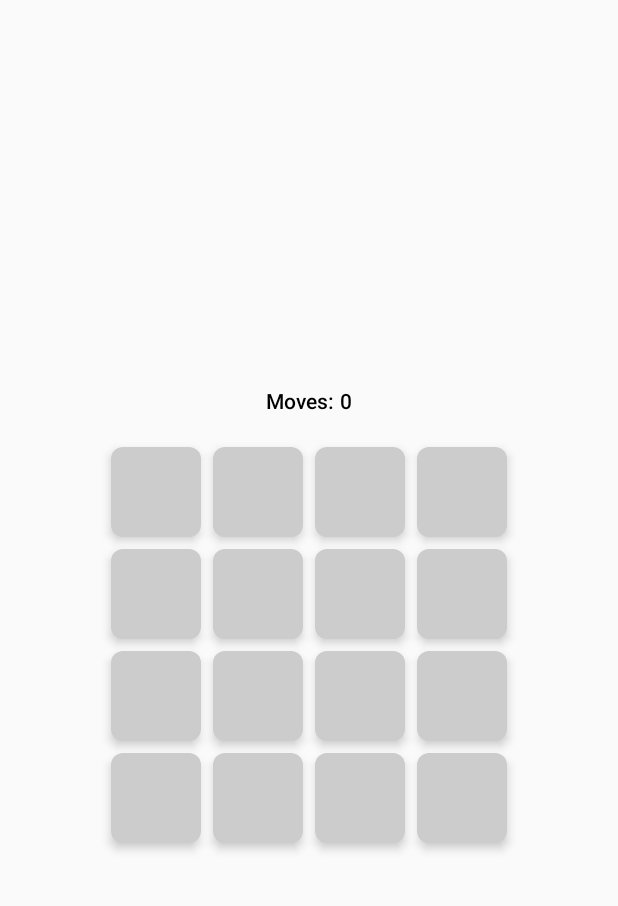
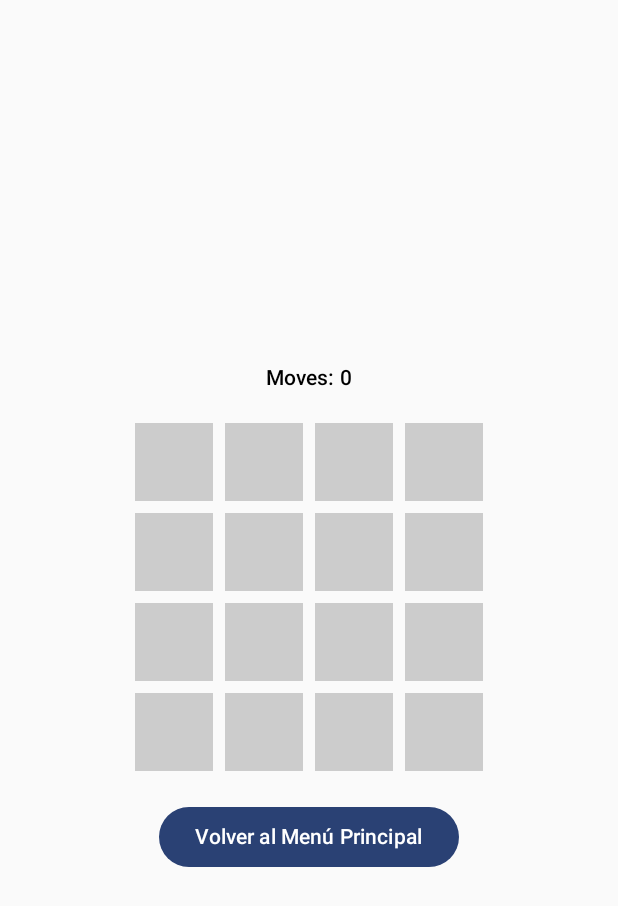
Before and after one commit to mundodigitalpro/Jetpack-Compose-Games, an Android app built with Jetpack Compose: the screen it shows after launch (MainActivity), after a tap on "Memory Game", on a phone screen of 412 x 824 dp. Shown: the top 906 px of the screen. Run offline under Robolectric (Android 15) with nearby library versions, the phone set to English and light mode, and no system bars.

Commit message:
Game Menu and back to the main menu

```diff
--- a/app/src/main/java/com/example/jetpack_compose_games/GameMenu.kt
+++ b/app/src/main/java/com/example/jetpack_compose_games/GameMenu.kt
@@ -1,3 +1,4 @@
+/*
 package com.example.jetpack_compose_games
 
 import androidx.compose.foundation.layout.Arrangement
@@ -31,4 +32,163 @@ fun GameMenu(onGameSelected: (Game) -> Unit) {
             Text("Guess The Number Game")
         }
     }
+}*/
+/*
+
+package com.example.jetpack_compose_games
+
+import androidx.compose.foundation.Image
+import androidx.compose.foundation.clickable
+import androidx.compose.foundation.layout.*
+import androidx.compose.foundation.shape.RoundedCornerShape
+import androidx.compose.material3.Card
+import androidx.compose.material3.CardDefaults
+import androidx.compose.material3.MaterialTheme
+import androidx.compose.material3.Text
+import androidx.compose.runtime.Composable
+import androidx.compose.ui.Alignment
+import androidx.compose.ui.Modifier
+import androidx.compose.ui.draw.clip
+import androidx.compose.ui.layout.ContentScale
+import androidx.compose.ui.res.painterResource
+import androidx.compose.ui.unit.dp
+import androidx.compose.ui.unit.sp
+
+@Composable
+fun GameMenu(onGameSelected: (Game) -> Unit) {
+    Column(
+        modifier = Modifier
+            .fillMaxSize()
+            .padding(16.dp),
+        verticalArrangement = Arrangement.Center,
+        horizontalAlignment = Alignment.CenterHorizontally
+    ) {
+        Text("Choose a Game", style = MaterialTheme.typography.labelLarge, color = MaterialTheme.colorScheme.primary)
+        Spacer(modifier = Modifier.height(32.dp))
+        GameOptionCard(
+            title = "Memory Game",
+            imageRes = R.drawable.memory_game_image,  // Asegúrate de agregar la imagen en res/drawable
+            onClick = { onGameSelected(Game.MEMORY) }
+        )
+        Spacer(modifier = Modifier.height(16.dp))
+        GameOptionCard(
+            title = "Tic Tac Toe",
+            imageRes = R.drawable.tic_tac_toe_image,  // Asegúrate de agregar la imagen en res/drawable
+            onClick = { onGameSelected(Game.TIC_TAC_TOE) }
+        )
+        Spacer(modifier = Modifier.height(16.dp))
+        GameOptionCard(
+            title = "Guess The Number",
+            imageRes = R.drawable.guess_the_number_image,  // Asegúrate de agregar la imagen en res/drawable
+            onClick = { onGameSelected(Game.GUESS_THE_NUMBER) }
+        )
+    }
 }
+
+@Composable
+fun GameOptionCard(title: String, imageRes: Int, onClick: () -> Unit) {
+    Card(
+        shape = RoundedCornerShape(8.dp),
+        elevation = CardDefaults.cardElevation(defaultElevation = 8.dp),  // Usar CardDefaults.cardElevation
+        modifier = Modifier
+            .fillMaxWidth()
+            .clickable(onClick = onClick)
+    ) {
+        Column(
+            modifier = Modifier.padding(16.dp)
+        ) {
+            Image(
+                painter = painterResource(id = imageRes),
+                contentDescription = title,
+                contentScale = ContentScale.Crop,
+                modifier = Modifier
+                    .height(150.dp)
+                    .fillMaxWidth()
+                    .clip(RoundedCornerShape(8.dp))
+            )
+            Spacer(modifier = Modifier.height(8.dp))
+            Text(title, style = MaterialTheme.typography.headlineMedium, fontSize = 20.sp)
+        }
+    }
+}
+
+*/
+
+
+package com.example.jetpack_compose_games
+
+import androidx.compose.foundation.Image
+import androidx.compose.foundation.clickable
+import androidx.compose.foundation.layout.*
+import androidx.compose.foundation.shape.RoundedCornerShape
+import androidx.compose.material3.Card
+import androidx.compose.material3.CardDefaults
+import androidx.compose.material3.MaterialTheme
+import androidx.compose.material3.Text
+import androidx.compose.runtime.Composable
+import androidx.compose.ui.Alignment
+import androidx.compose.ui.Modifier
+import androidx.compose.ui.draw.clip
+import androidx.compose.ui.layout.ContentScale
+import androidx.compose.ui.res.painterResource
+import androidx.compose.ui.unit.dp
+import androidx.compose.ui.unit.sp
+
+@Composable
+fun GameMenu(onGameSelected: (Game) -> Unit) {
+    Column(
+        modifier = Modifier
+            .fillMaxSize()
+            .padding(16.dp),
+        verticalArrangement = Arrangement.Center,
+        horizontalAlignment = Alignment.CenterHorizontally
+    ) {
+        Text("Choose a Game", style = MaterialTheme.typography.headlineLarge, color = MaterialTheme.colorScheme.primary)
+        Spacer(modifier = Modifier.height(32.dp))
+        GameOptionCard(
+            title = "Memory Game",
+            imageRes = R.drawable.memory_game_image,
+            onClick = { onGameSelected(Game.MEMORY) }
+        )
+        Spacer(modifier = Modifier.height(16.dp))
+        GameOptionCard(
+            title = "Tic Tac Toe",
+            imageRes = R.drawable.tic_tac_toe_image,
+            onClick = { onGameSelected(Game.TIC_TAC_TOE) }
+        )
+        Spacer(modifier = Modifier.height(16.dp))
+        GameOptionCard(
+            title = "Guess The Number",
+            imageRes = R.drawable.guess_the_number_image,
+            onClick = { onGameSelected(Game.GUESS_THE_NUMBER) }
+        )
+    }
+}
+
+@Composable
+fun GameOptionCard(title: String, imageRes: Int, onClick: () -> Unit) {
+    Card(
+        shape = RoundedCornerShape(8.dp),
+        elevation = CardDefaults.cardElevation(defaultElevation = 8.dp),
+        modifier = Modifier
+            .fillMaxWidth()
+            .height(120.dp)  // Ajustar la altura de la tarjeta
+            .clickable(onClick = onClick)
+    ) {
+        Row(
+            modifier = Modifier.padding(16.dp)
+        ) {
+            Image(
+                painter = painterResource(id = imageRes),
+                contentDescription = title,
+                contentScale = ContentScale.Crop,
+                modifier = Modifier
+                    .height(80.dp)
+                    .width(80.dp)  // Ajustar el tamaño de la imagen
+                    .clip(RoundedCornerShape(8.dp))
+            )
+            Spacer(modifier = Modifier.width(16.dp))
+            Text(title, style = MaterialTheme.typography.headlineMedium, fontSize = 20.sp)
+        }
+    }
+}
--- a/app/src/main/java/com/example/jetpack_compose_games/MainActivity.kt
+++ b/app/src/main/java/com/example/jetpack_compose_games/MainActivity.kt
@@ -17,9 +17,9 @@ class MainActivity : ComponentActivity() {
                 var selectedGame by remember { mutableStateOf<Game?>(null) }
 
                 when (selectedGame) {
-                    Game.MEMORY -> MemoryGame()
-                    Game.TIC_TAC_TOE -> TicTacToeGame()
-                    Game.GUESS_THE_NUMBER -> GuessTheNumberGame()
+                    Game.MEMORY -> MemoryGame(onBack = { selectedGame = null })
+                    Game.TIC_TAC_TOE -> TicTacToeGame(onBack = { selectedGame = null })
+                    Game.GUESS_THE_NUMBER -> GuessTheNumberGame(onBack = { selectedGame = null })
                     null -> GameMenu(onGameSelected = { selectedGame = it })
                 }
             }
--- a/app/src/main/java/com/example/jetpack_compose_games/MemoryGame.kt
+++ b/app/src/main/java/com/example/jetpack_compose_games/MemoryGame.kt
@@ -1,9 +1,8 @@
 package com.example.jetpack_compose_games
 
-import androidx.compose.ui.tooling.preview.Preview
+import androidx.compose.foundation.background
 import androidx.compose.foundation.clickable
 import androidx.compose.foundation.layout.*
-import androidx.compose.foundation.shape.RoundedCornerShape
 import androidx.compose.material3.*
 import androidx.compose.runtime.*
 import androidx.compose.ui.Alignment
@@ -15,7 +14,7 @@ import kotlinx.coroutines.launch
 import kotlin.random.Random
 
 @Composable
-fun MemoryGame() {
+fun MemoryGame(onBack: () -> Unit) {
     val colors = listOf(
         Color.Red, Color.Green, Color.Blue, Color.Magenta, Color.Cyan,
         Color.Yellow, Color.Gray, Color.LightGray, Color.DarkGray, Color.Black
@@ -75,7 +74,6 @@ fun MemoryGame() {
                 }
             }
         }
-    }
 
         if (matched.all { it }) {
             Spacer(modifier = Modifier.height(32.dp)) // Add space between the board and the congratulations message
@@ -84,29 +82,21 @@ fun MemoryGame() {
                 style = MaterialTheme.typography.headlineMedium
             )
         }
-}
 
-
-@Composable
-fun MemoryCard(color: Color, onClick: () -> Unit) {
-    Card(
-        modifier = Modifier
-            .padding(4.dp)
-            .size(60.dp)
-            .clickable(onClick = onClick),
-        shape = RoundedCornerShape(8.dp),
-        colors = CardDefaults.cardColors(containerColor = color),
-        elevation = CardDefaults.cardElevation(4.dp)
-    ) {
-        Box(contentAlignment = Alignment.Center) {
-            // Empty Box to maintain the structure
+        Spacer(modifier = Modifier.height(16.dp))
+        Button(onClick = onBack) {
+            Text("Volver al Menú Principal")
         }
     }
 }
 
-
-@Preview(showBackground = true)
 @Composable
-fun MemoryGamePreview() {
-    MemoryGame()
+fun MemoryCard(color: Color, onClick: () -> Unit) {
+    Box(
+        modifier = Modifier
+            .size(60.dp)
+            .padding(4.dp)
+            .background(color)
+            .clickable(onClick = onClick)
+    )
 }
```
Also changed, not shown: app/src/main/java/com/example/jetpack_compose_games/GuessTheNumberGame.kt (+8 -7 lines), app/src/main/java/com/example/jetpack_compose_games/TicTacToe.kt (+6 -11 lines), app/src/main/res/drawable/guess_the_number_image.png (added), app/src/main/res/drawable/memory_game_image.png (added), app/src/main/res/drawable/tic_tac_toe_image.png (added). Lines whose indentation alone changed are shown as unchanged.
